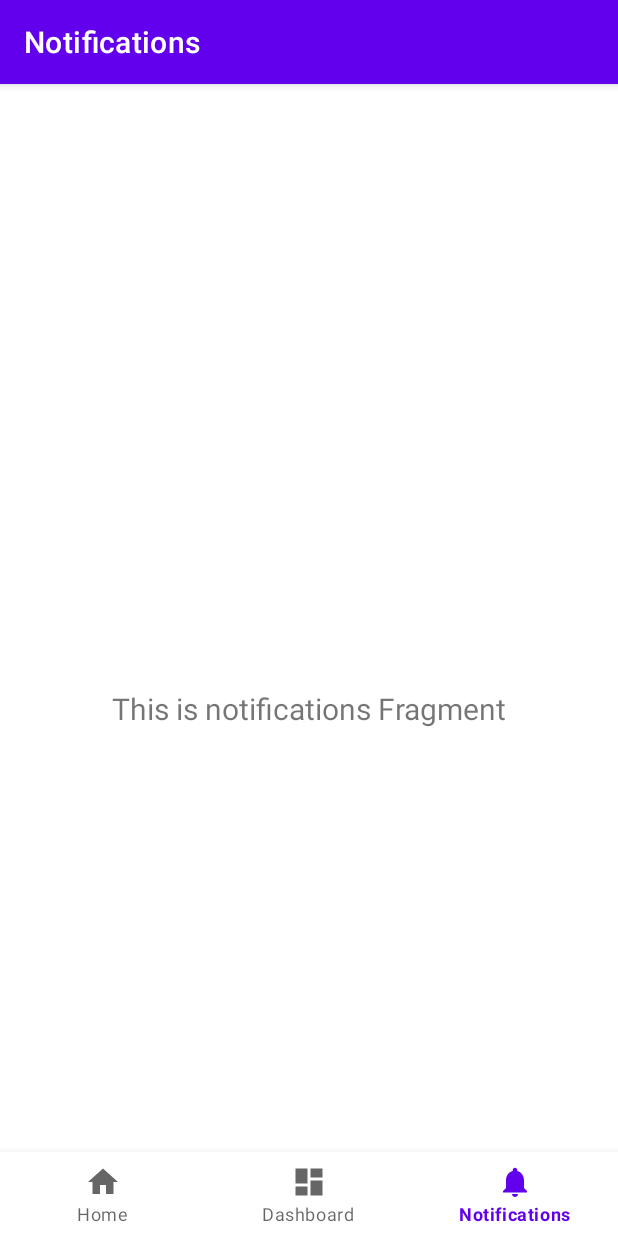
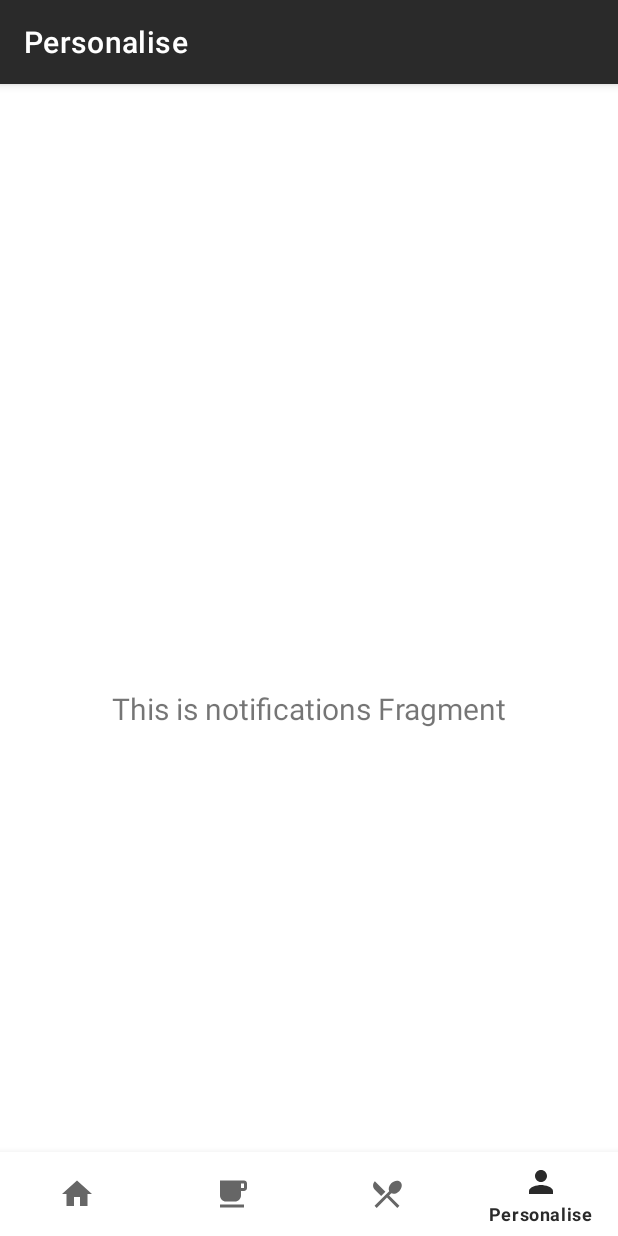
Before and after one commit to kata-chamooch/kata_chamooch, an Android app: the PersonaliseFragment screen opened through its navigation route, on a phone screen of 412 x 824 dp. Run offline under Robolectric (Android 15) with nearby library versions, the phone set to English and light mode, and no system bars; our stand-ins replace navigation-ui.

Commit message:
Add all pages in navigation component

```diff
--- a/app/src/main/java/com/kata_chamooch/MainActivity.kt
+++ b/app/src/main/java/com/kata_chamooch/MainActivity.kt
@@ -1,12 +1,12 @@
 package com.kata_chamooch
 
 import android.os.Bundle
-import com.google.android.material.bottomnavigation.BottomNavigationView
 import androidx.appcompat.app.AppCompatActivity
 import androidx.navigation.findNavController
 import androidx.navigation.ui.AppBarConfiguration
 import androidx.navigation.ui.setupActionBarWithNavController
 import androidx.navigation.ui.setupWithNavController
+import com.google.android.material.bottomnavigation.BottomNavigationView
 import com.kata_chamooch.databinding.ActivityMainBinding
 
 class MainActivity : AppCompatActivity() {
@@ -24,8 +24,14 @@ class MainActivity : AppCompatActivity() {
         val navController = findNavController(R.id.nav_host_fragment_activity_main)
         // Passing each menu ID as a set of Ids because each
         // menu should be considered as top level destinations.
-        val appBarConfiguration = AppBarConfiguration(setOf(
-                R.id.navigation_home, R.id.navigation_dashboard, R.id.navigation_notifications))
+        val appBarConfiguration = AppBarConfiguration(
+            setOf(
+                R.id.navigation_home,
+                R.id.navigation_morning_off,
+                R.id.navigation_dinner_off,
+                R.id.navigation_personalise
+            )
+        )
         setupActionBarWithNavController(navController, appBarConfiguration)
         navView.setupWithNavController(navController)
     }
--- a/app/src/main/java/com/kata_chamooch/ui/notifications/NotificationsFragment.kt
+++ b/app/src/main/java/com/kata_chamooch/ui/personalise/PersonaliseFragment.kt
@@ -1,4 +1,4 @@
-package com.kata_chamooch.ui.notifications
+package com.kata_chamooch.ui.personalise
 
 import android.os.Bundle
 import android.view.LayoutInflater
@@ -8,13 +8,12 @@ import android.widget.TextView
 import androidx.fragment.app.Fragment
 import androidx.lifecycle.Observer
 import androidx.lifecycle.ViewModelProvider
-import com.kata_chamooch.R
-import com.kata_chamooch.databinding.FragmentNotificationsBinding
+import com.kata_chamooch.databinding.FragmentPersonaliseBinding
 
-class NotificationsFragment : Fragment() {
+class PersonaliseFragment : Fragment() {
 
-    private lateinit var notificationsViewModel: NotificationsViewModel
-    private var _binding: FragmentNotificationsBinding? = null
+    private lateinit var personaliseViewModel: PersonaliseViewModel
+    private var _binding: FragmentPersonaliseBinding? = null
 
     // This property is only valid between onCreateView and
     // onDestroyView.
@@ -25,14 +24,14 @@ class NotificationsFragment : Fragment() {
             container: ViewGroup?,
             savedInstanceState: Bundle?
     ): View? {
-        notificationsViewModel =
-                ViewModelProvider(this).get(NotificationsViewModel::class.java)
+        personaliseViewModel =
+                ViewModelProvider(this).get(PersonaliseViewModel::class.java)
 
-        _binding = FragmentNotificationsBinding.inflate(inflater, container, false)
+        _binding = FragmentPersonaliseBinding.inflate(inflater, container, false)
         val root: View = binding.root
 
         val textView: TextView = binding.textNotifications
-        notificationsViewModel.text.observe(viewLifecycleOwner, Observer {
+        personaliseViewModel.text.observe(viewLifecycleOwner, Observer {
             textView.text = it
         })
         return root
--- a/app/src/main/java/com/kata_chamooch/ui/notifications/NotificationsViewModel.kt
+++ b/app/src/main/java/com/kata_chamooch/ui/personalise/PersonaliseViewModel.kt
@@ -1,10 +1,10 @@
-package com.kata_chamooch.ui.notifications
+package com.kata_chamooch.ui.personalise
 
 import androidx.lifecycle.LiveData
 import androidx.lifecycle.MutableLiveData
 import androidx.lifecycle.ViewModel
 
-class NotificationsViewModel : ViewModel() {
+class PersonaliseViewModel : ViewModel() {
 
     private val _text = MutableLiveData<String>().apply {
         value = "This is notifications Fragment"
--- /dev/null
+++ b/app/src/main/res/drawable/ic_dinner.xml
@@ -0,0 +1,10 @@
+<vector xmlns:android="http://schemas.android.com/apk/res/android"
+    android:width="24dp"
+    android:height="24dp"
+    android:viewportWidth="24"
+    android:viewportHeight="24"
+    android:tint="?attr/colorControlNormal">
+  <path
+      android:fillColor="@android:color/white"
+      android:pathData="M8.1,13.34l2.83,-2.83L3.91,3.5c-1.56,1.56 -1.56,4.09 0,5.66l4.19,4.18zM14.88,11.53c1.53,0.71 3.68,0.21 5.27,-1.38 1.91,-1.91 2.28,-4.65 0.81,-6.12 -1.46,-1.46 -4.2,-1.1 -6.12,0.81 -1.59,1.59 -2.09,3.74 -1.38,5.27L3.7,19.87l1.41,1.41L12,14.41l6.88,6.88 1.41,-1.41L13.41,13l1.47,-1.47z"/>
+</vector>
--- /dev/null
+++ b/app/src/main/res/drawable/ic_morning.xml
@@ -0,0 +1,10 @@
+<vector xmlns:android="http://schemas.android.com/apk/res/android"
+    android:width="24dp"
+    android:height="24dp"
+    android:viewportWidth="24"
+    android:viewportHeight="24"
+    android:tint="?attr/colorControlNormal">
+  <path
+      android:fillColor="@android:color/white"
+      android:pathData="M20,3L4,3v10c0,2.21 1.79,4 4,4h6c2.21,0 4,-1.79 4,-4v-3h2c1.11,0 2,-0.9 2,-2L22,5c0,-1.11 -0.89,-2 -2,-2zM20,8h-2L18,5h2v3zM4,19h16v2L4,21z"/>
+</vector>
--- /dev/null
+++ b/app/src/main/res/drawable/ic_personalise.xml
@@ -0,0 +1,10 @@
+<vector xmlns:android="http://schemas.android.com/apk/res/android"
+    android:width="24dp"
+    android:height="24dp"
+    android:viewportWidth="24"
+    android:viewportHeight="24"
+    android:tint="?attr/colorControlNormal">
+  <path
+      android:fillColor="@android:color/white"
+      android:pathData="M12,12c2.21,0 4,-1.79 4,-4s-1.79,-4 -4,-4 -4,1.79 -4,4 1.79,4 4,4zM12,14c-2.67,0 -8,1.34 -8,4v2h16v-2c0,-2.66 -5.33,-4 -8,-4z"/>
+</vector>
--- a/app/src/main/res/layout/fragment_notifications.xml
+++ b/app/src/main/res/layout/fragment_personalise.xml
@@ -4,7 +4,7 @@
     xmlns:tools="http://schemas.android.com/tools"
     android:layout_width="match_parent"
     android:layout_height="match_parent"
-    tools:context=".ui.notifications.NotificationsFragment">
+    tools:context=".ui.personalise.PersonaliseFragment">
 
     <TextView
         android:id="@+id/text_notifications"
--- a/app/src/main/res/menu/bottom_nav_menu.xml
+++ b/app/src/main/res/menu/bottom_nav_menu.xml
@@ -7,13 +7,18 @@
         android:title="@string/title_home" />
 
     <item
-        android:id="@+id/navigation_dashboard"
-        android:icon="@drawable/ic_dashboard_black_24dp"
-        android:title="@string/title_dashboard" />
+        android:id="@+id/navigation_morning_off"
+        android:icon="@drawable/ic_morning"
+        android:title="@string/title_morning_off" />
 
     <item
-        android:id="@+id/navigation_notifications"
-        android:icon="@drawable/ic_notifications_black_24dp"
-        android:title="@string/title_notifications" />
+        android:id="@+id/navigation_dinner_off"
+        android:icon="@drawable/ic_dinner"
+        android:title="@string/title_dinner_off" />
+
+    <item
+        android:id="@+id/navigation_personalise"
+        android:icon="@drawable/ic_personalise"
+        android:title="@string/title_personalise" />
 
 </menu>
--- a/app/src/main/res/navigation/mobile_navigation.xml
+++ b/app/src/main/res/navigation/mobile_navigation.xml
@@ -12,14 +12,20 @@
         tools:layout="@layout/fragment_home" />
 
     <fragment
-        android:id="@+id/navigation_dashboard"
+        android:id="@+id/navigation_morning_off"
         android:name="com.kata_chamooch.ui.dashboard.DashboardFragment"
-        android:label="@string/title_dashboard"
+        android:label="@string/title_morning_off"
         tools:layout="@layout/fragment_dashboard" />
 
     <fragment
-        android:id="@+id/navigation_notifications"
-        android:name="com.kata_chamooch.ui.notifications.NotificationsFragment"
-        android:label="@string/title_notifications"
-        tools:layout="@layout/fragment_notifications" />
+        android:id="@+id/navigation_dinner_off"
+        android:name="com.kata_chamooch.ui.dashboard.DashboardFragment"
+        android:label="@string/title_dinner_off"
+        tools:layout="@layout/fragment_dashboard" />
+
+    <fragment
+        android:id="@+id/navigation_personalise"
+        android:name="com.kata_chamooch.ui.personalise.PersonaliseFragment"
+        android:label="@string/title_personalise"
+        tools:layout="@layout/fragment_personalise" />
 </navigation>
--- a/app/src/main/res/values/colors.xml
+++ b/app/src/main/res/values/colors.xml
@@ -1,10 +1,10 @@
 <?xml version="1.0" encoding="utf-8"?>
 <resources>
     <color name="purple_200">#FFBB86FC</color>
-    <color name="purple_500">#FF6200EE</color>
-    <color name="purple_700">#FF3700B3</color>
+    <color name="purple_500">#2A2A2A</color>
+    <color name="purple_700">#040404</color>
     <color name="teal_200">#FF03DAC5</color>
     <color name="teal_700">#FF018786</color>
-    <color name="black">#FF000000</color>
+    <color name="black">#040404</color>
     <color name="white">#FFFFFFFF</color>
 </resources>
--- a/app/src/main/res/values/strings.xml
+++ b/app/src/main/res/values/strings.xml
@@ -1,6 +1,7 @@
 <resources>
     <string name="app_name">kata chamooch</string>
     <string name="title_home">Home</string>
-    <string name="title_dashboard">Dashboard</string>
-    <string name="title_notifications">Notifications</string>
+    <string name="title_morning_off">Morning off</string>
+    <string name="title_dinner_off">Dinner off</string>
+    <string name="title_personalise">Personalise</string>
 </resources>
```
